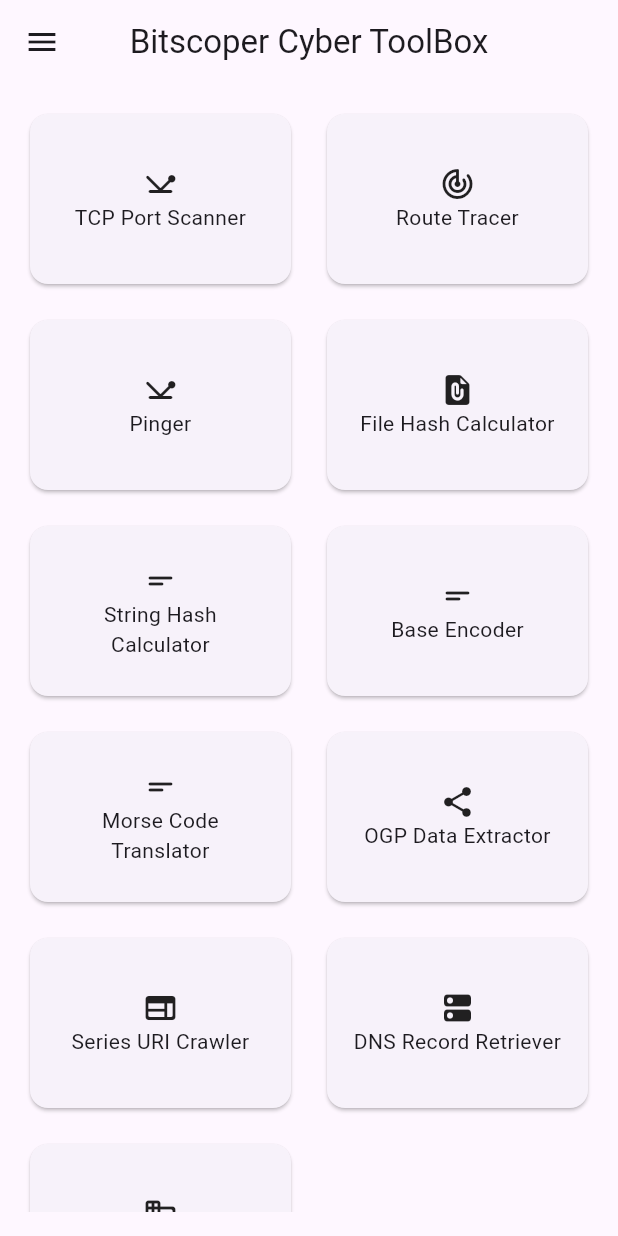
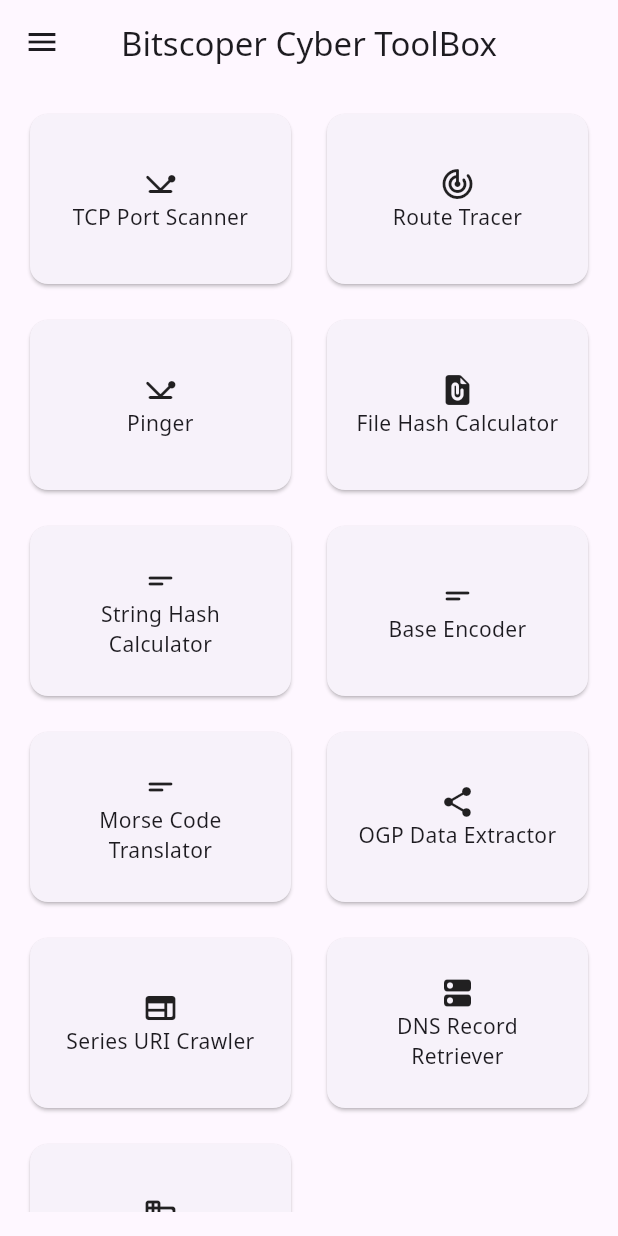
Before and after one commit to bitscoper/Bitscoper_Cyber_ToolBox, a Flutter app: the screen it shows after launch, on a phone screen of 412 x 824 dp. Run offline on Flutter 3.47's test engine with Material 3 defaults, Android fonts, the phone set to English and light mode, and no system bars; our stand-ins replace file_picker, google_fonts; missing offline and left inert: dart_ping, dnsolve, morse_code_translator, ogp_data_extract, quick_actions and 2 more.

Commit message:
Implemented Google Fonts

```diff
--- a/lib/main.dart
+++ b/lib/main.dart
@@ -1,11 +1,24 @@
 /* By Abdullah As-Sadeed */
 
 import 'package:bitscoper_cyber_toolbox/home.dart';
+import 'package:flutter/foundation.dart';
 import 'package:flutter/material.dart';
+import 'package:flutter/services.dart';
+import 'package:google_fonts/google_fonts.dart';
 import 'package:quick_actions/quick_actions.dart';
 import 'package:url_launcher/url_launcher.dart';
 
 void main() {
+  LicenseRegistry.addLicense(
+    () async* {
+      final license = await rootBundle.loadString('google_fonts/OFL.txt');
+      yield LicenseEntryWithLineBreaks(
+        ['google_fonts'],
+        license,
+      );
+    },
+  );
+
   runApp(
     const MainApp(),
   );
@@ -73,8 +86,8 @@
         child,
       ) {
         return MaterialApp(
-          theme: ThemeData.light(),
-          darkTheme: ThemeData.dark(),
+          theme: _buildTheme(Brightness.light),
+          darkTheme: _buildTheme(Brightness.dark),
           themeMode: isDark ? ThemeMode.dark : ThemeMode.light,
           home: HomePage(
             toggleTheme: toggleTheme,
@@ -84,4 +97,14 @@
       },
     );
   }
+
+  ThemeData _buildTheme(
+    Brightness brightness,
+  ) {
+    var baseTheme = ThemeData(brightness: brightness);
+
+    return baseTheme.copyWith(
+      textTheme: GoogleFonts.notoSansTextTheme(baseTheme.textTheme),
+    );
+  }
 }
--- a/pubspec.yaml
+++ b/pubspec.yaml
@@ -20,11 +20,11 @@
     sdk: flutter
   flutter_native_splash: ^2.4.1
   # flutter_traceroute: ^0.0.1+2
+  google_fonts: ^6.2.1
   html: ^0.15.4
   http: ^1.2.2
   morse_code_translator: ^0.0.1
   ogp_data_extract: ^0.1.4
-  # path_provider: ^2.1.5
   quick_actions: ^1.0.7
   tcp_scanner: ^2.0.5
   url_launcher: ^6.3.0
```
Also changed, not shown: pubspec.lock, 1 other file.
